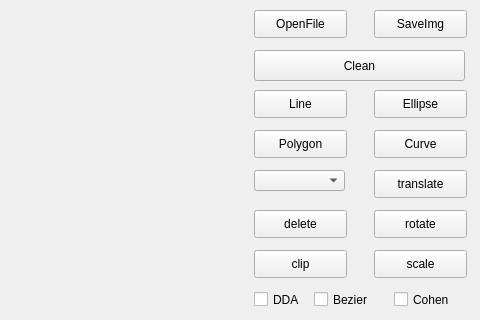
Qt form 2019Graphics/2019Graphics/Window.ui (Karl0007/2019Graphics) before a commit; both pictures show x 126 to 606 and y 0 to 320 of the 606 by 408 pixel window.
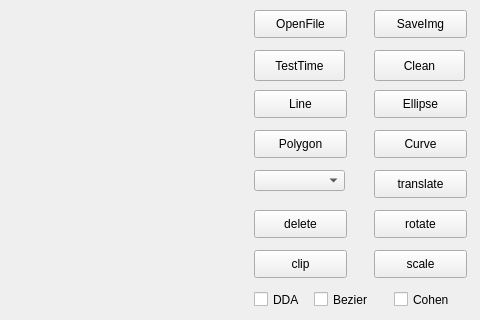
The same form after that commit.

```diff
--- a/2019Graphics/2019Graphics/Window.ui
+++ b/2019Graphics/2019Graphics/Window.ui
@@ -16,9 +16,9 @@
   <widget class="QPushButton" name="Clean">
    <property name="geometry">
     <rect>
-     <x>380</x>
+     <x>500</x>
      <y>50</y>
-     <width>211</width>
+     <width>91</width>
      <height>31</height>
     </rect>
    </property>
@@ -357,6 +357,19 @@
     <set>Qt::AlignLeading|Qt::AlignLeft|Qt::AlignTop</set>
    </property>
   </widget>
+  <widget class="QPushButton" name="Test">
+   <property name="geometry">
+    <rect>
+     <x>380</x>
+     <y>50</y>
+     <width>91</width>
+     <height>31</height>
+    </rect>
+   </property>
+   <property name="text">
+    <string>TestTime</string>
+   </property>
+  </widget>
  </widget>
  <layoutdefault spacing="6" margin="11"/>
  <resources/>
```
